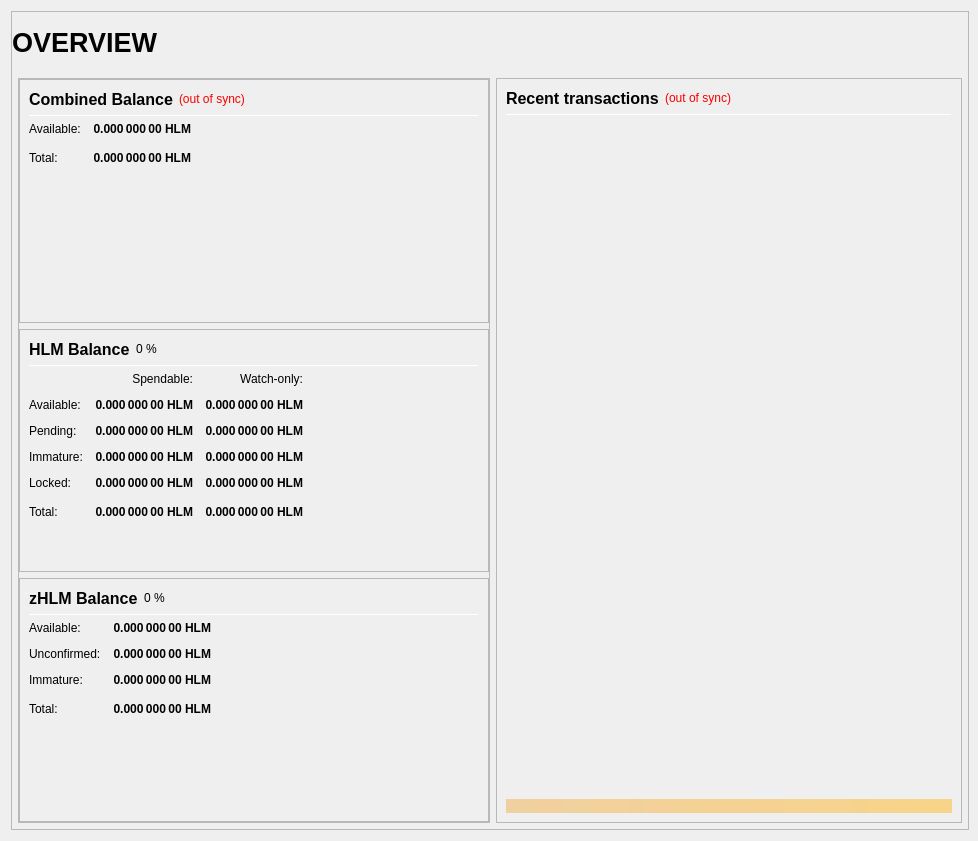
Old version of the form src/qt/forms/overviewpage.ui in the repository heliumchain/squorum.
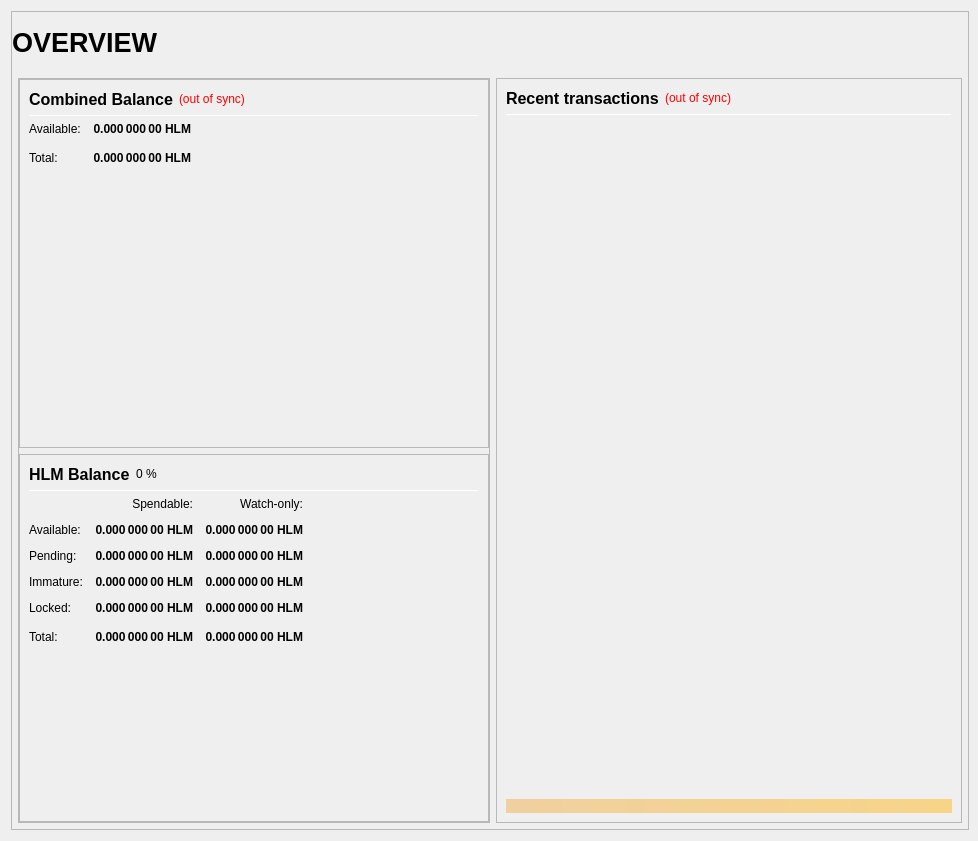
New version of the form.

Commit message: Removed zHLM on Overview Page Disabled Privacy Tab

The edit to the form file:
```diff
--- a/src/qt/forms/overviewpage.ui
+++ b/src/qt/forms/overviewpage.ui
@@ -825,242 +825,6 @@
                     </layout>
                    </widget>
                   </item>
-                  <item>
-                   <widget class="QFrame" name="frame_ZerocoinBalances">
-                    <property name="frameShape">
-                     <enum>QFrame::StyledPanel</enum>
-                    </property>
-                    <property name="frameShadow">
-                     <enum>QFrame::Raised</enum>
-                    </property>
-                    <layout class="QVBoxLayout" name="verticalLayout_7">
-                     <item>
-                      <layout class="QHBoxLayout" name="horizontalLayout_8" stretch="0,0,0">
-                       <item>
-                        <widget class="QLabel" name="label_5z_3">
-                         <property name="minimumSize">
-                          <size>
-                           <width>0</width>
-                           <height>20</height>
-                          </size>
-                         </property>
-                         <property name="font">
-                          <font>
-                           <pointsize>12</pointsize>
-                           <weight>75</weight>
-                           <bold>true</bold>
-                          </font>
-                         </property>
-                         <property name="text">
-                          <string>zHLM Balance</string>
-                         </property>
-                        </widget>
-                       </item>
-                       <item>
-                        <widget class="QLabel" name="labelzPIVPercent">
-                         <property name="text">
-                          <string notr="true">0 %</string>
-                         </property>
-                        </widget>
-                       </item>
-                       <item>
-                        <spacer name="horizontalSpacer_11">
-                         <property name="orientation">
-                          <enum>Qt::Horizontal</enum>
-                         </property>
-                         <property name="sizeHint" stdset="0">
-                          <size>
-                           <width>40</width>
-                           <height>20</height>
-                          </size>
-                         </property>
-                        </spacer>
-                       </item>
-                      </layout>
-                     </item>
-                     <item>
-                      <widget class="Line" name="line_ZerocoinBalance">
-                       <property name="minimumSize">
-                        <size>
-                         <width>0</width>
-                         <height>1</height>
-                        </size>
-                       </property>
-                       <property name="maximumSize">
-                        <size>
-                         <width>16777215</width>
-                         <height>1</height>
-                        </size>
-                       </property>
-                       <property name="orientation">
-                        <enum>Qt::Horizontal</enum>
-                       </property>
-                      </widget>
-                     </item>
-                     <item>
-                      <layout class="QGridLayout" name="gridLayout_5">
-                       <property name="spacing">
-                        <number>12</number>
-                       </property>
-                       <item row="1" column="0">
-                        <widget class="QLabel" name="labelzBalanceMatureText">
-                         <property name="toolTip">
-                          <string>Mature: more than 20 confirmation and more than 1 mint of the same denomination after it was minted.
-These zHLM are spendable.</string>
-                         </property>
-                         <property name="text">
-                          <string>Available:</string>
-                         </property>
-                        </widget>
-                       </item>
-                       <item row="1" column="1">
-                        <widget class="QLabel" name="labelzBalanceMature">
-                         <property name="font">
-                          <font>
-                           <weight>75</weight>
-                           <bold>true</bold>
-                          </font>
-                         </property>
-                         <property name="toolTip">
-                          <string>Mature: more than 20 confirmation and more than 1 mint of the same denomination after it was minted.
-These zHLM are spendable.</string>
-                         </property>
-                         <property name="text">
-                          <string notr="true">0.000 000 00 HLM</string>
-                         </property>
-                         <property name="alignment">
-                          <set>Qt::AlignRight|Qt::AlignTrailing|Qt::AlignVCenter</set>
-                         </property>
-                        </widget>
-                       </item>
-                       <item row="2" column="0">
-                        <widget class="QLabel" name="labelzBalanceUnconfirmedText">
-                         <property name="toolTip">
-                          <string>Unconfirmed: less than 20 confirmations
-Immature: confirmed, but less than 1 mint of the same denomination after it was minted</string>
-                         </property>
-                         <property name="text">
-                          <string>Unconfirmed:</string>
-                         </property>
-                        </widget>
-                       </item>
-                       <item row="2" column="1">
-                        <widget class="QLabel" name="labelzBalanceUnconfirmed">
-                         <property name="font">
-                          <font>
-                           <weight>75</weight>
-                           <bold>true</bold>
-                          </font>
-                         </property>
-                         <property name="toolTip">
-                          <string>Unconfirmed: less than 20 confirmations
-Immature: confirmed, but less than 1 mint of the same denomination after it was minted</string>
-                         </property>
-                         <property name="text">
-                          <string notr="true">0.000 000 00 HLM</string>
-                         </property>
-                         <property name="alignment">
-                          <set>Qt::AlignRight|Qt::AlignTrailing|Qt::AlignVCenter</set>
-                         </property>
-                        </widget>
-                       </item>
-                       <item row="3" column="0">
-                        <widget class="QLabel" name="labelzBalanceImmatureText">
-                         <property name="toolTip">
-                          <string>Unconfirmed: less than 20 confirmations
-Immature: confirmed, but less than 1 mint of the same denomination after it was minted</string>
-                         </property>
-                         <property name="text">
-                          <string>Immature:</string>
-                         </property>
-                        </widget>
-                       </item>
-                       <item row="3" column="1">
-                        <widget class="QLabel" name="labelzBalanceImmature">
-                         <property name="font">
-                          <font>
-                           <weight>75</weight>
-                           <bold>true</bold>
-                          </font>
-                         </property>
-                         <property name="toolTip">
-                          <string>Unconfirmed: less than 20 confirmations
-Immature: confirmed, but less than 1 mint of the same denomination after it was minted</string>
-                         </property>
-                         <property name="text">
-                          <string notr="true">0.000 000 00 HLM</string>
-                         </property>
-                         <property name="alignment">
-                          <set>Qt::AlignRight|Qt::AlignTrailing|Qt::AlignVCenter</set>
-                         </property>
-                        </widget>
-                       </item>
-                       <item row="4" column="0">
-                        <widget class="QLabel" name="labelzBalanceText">
-                         <property name="toolTip">
-                          <string>Your current zHLM balance, unconfirmed and immature zHLM included.</string>
-                         </property>
-                         <property name="text">
-                          <string>Total:</string>
-                         </property>
-                        </widget>
-                       </item>
-                       <item row="4" column="1">
-                        <widget class="QLabel" name="labelzBalance">
-                         <property name="font">
-                          <font>
-                           <weight>75</weight>
-                           <bold>true</bold>
-                          </font>
-                         </property>
-                         <property name="cursor">
-                          <cursorShape>IBeamCursor</cursorShape>
-                         </property>
-                         <property name="toolTip">
-                          <string>Your current zHLM balance, unconfirmed and immature zHLM included.</string>
-                         </property>
-                         <property name="text">
-                          <string notr="true">0.000 000 00 HLM</string>
-                         </property>
-                         <property name="alignment">
-                          <set>Qt::AlignRight|Qt::AlignTrailing|Qt::AlignVCenter</set>
-                         </property>
-                         <property name="textInteractionFlags">
-                          <set>Qt::LinksAccessibleByMouse|Qt::TextSelectableByKeyboard|Qt::TextSelectableByMouse</set>
-                         </property>
-                        </widget>
-                       </item>
-                       <item row="4" column="2">
-                        <spacer name="horizontalSpacer_4">
-                         <property name="orientation">
-                          <enum>Qt::Horizontal</enum>
-                         </property>
-                         <property name="sizeHint" stdset="0">
-                          <size>
-                           <width>40</width>
-                           <height>20</height>
-                          </size>
-                         </property>
-                        </spacer>
-                       </item>
-                      </layout>
-                     </item>
-                     <item>
-                      <spacer name="verticalSpacer_4">
-                       <property name="orientation">
-                        <enum>Qt::Vertical</enum>
-                       </property>
-                       <property name="sizeHint" stdset="0">
-                        <size>
-                         <width>20</width>
-                         <height>40</height>
-                        </size>
-                       </property>
-                      </spacer>
-                     </item>
-                    </layout>
-                   </widget>
-                  </item>
                  </layout>
                 </widget>
                </item>
```
The commit also changes 3 other files.
